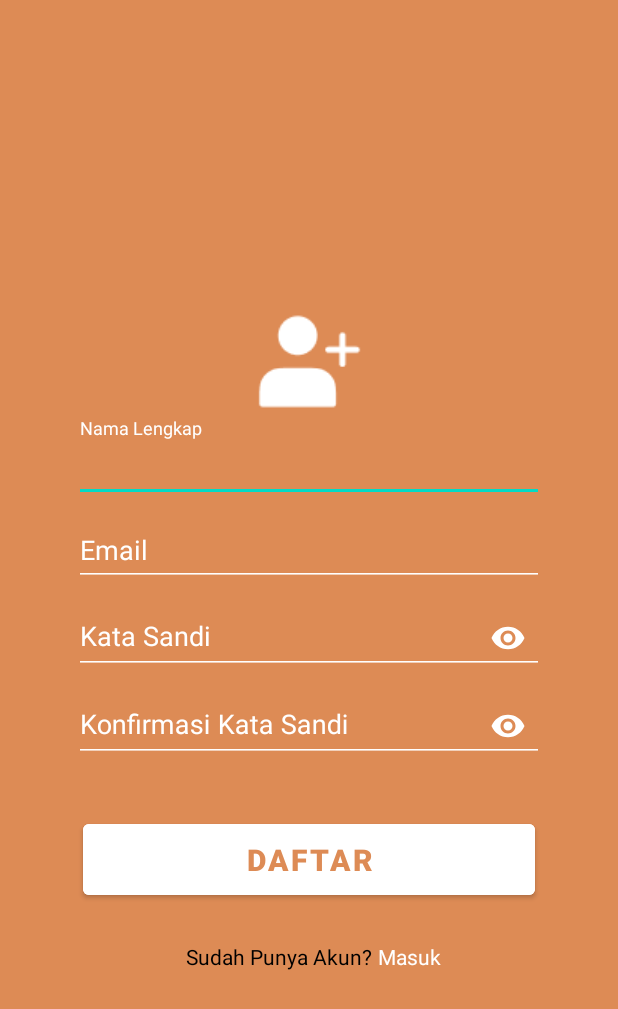
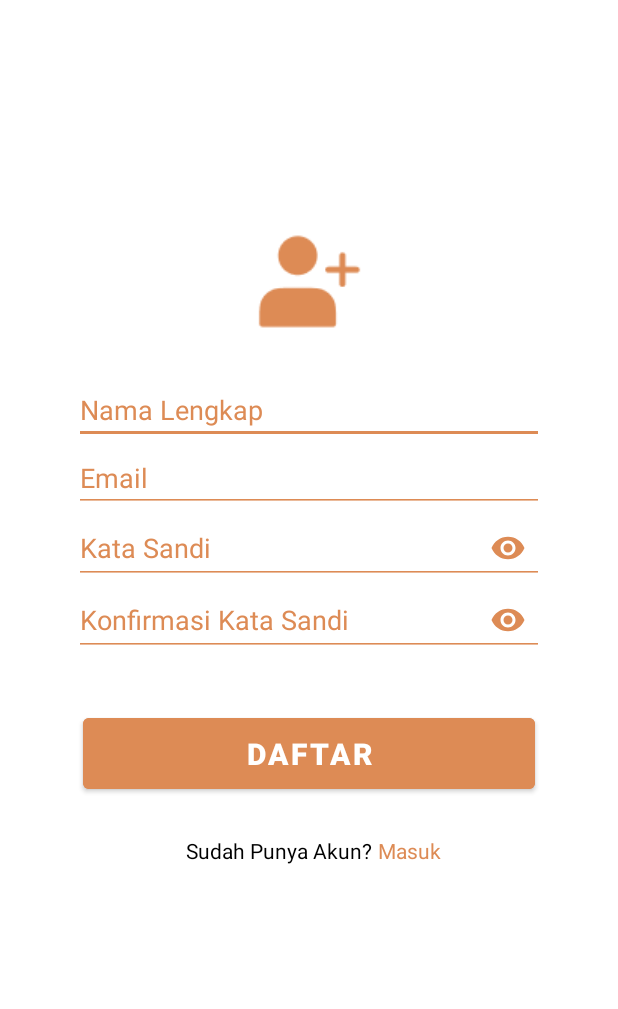
Before and after one commit to HarrisEmbuaba/B2, an Android app: the login screen opened directly, with no data from a screen before it, after a tap on "Daftar", on a phone screen of 412 x 824 dp. Shown: the top 1009 px of the screen. Run offline under Robolectric (Android 15) with nearby library versions, the phone set to English and light mode, and no system bars; 3 other taps on this screen came first.

Commit message:
Fungsi Login&Register

```diff
--- a/Mobile/app/src/main/res/layout/activity_register.xml
+++ b/Mobile/app/src/main/res/layout/activity_register.xml
@@ -4,7 +4,8 @@
     xmlns:tools="http://schemas.android.com/tools"
     android:layout_width="match_parent"
     android:layout_height="match_parent"
-    android:background="@color/coklat"
+    android:background="@color/white"
+    android:layout_gravity="center"
     tools:context=".Activity.register">
 
     <ImageView
@@ -15,7 +16,8 @@
         app:layout_constraintTop_toTopOf="parent"
         app:layout_constraintStart_toStartOf="parent"
         app:layout_constraintEnd_toEndOf="parent"
-        android:layout_marginTop="203dp"/>
+        android:backgroundTint="@color/coklat"
+        android:layout_marginTop="150dp"/>
     <com.google.android.material.textfield.TextInputLayout
         android:id="@+id/input4"
         android:layout_width="match_parent"
@@ -23,8 +25,11 @@
         app:layout_constraintTop_toBottomOf="@+id/gambar1"
         app:layout_constraintStart_toStartOf="parent"
         app:layout_constraintEnd_toEndOf="parent"
-        android:textColorHint="@color/white"
+        android:textColorHint="@color/coklat"
         app:boxBackgroundColor="@color/coklat"
+        android:layout_marginTop="25dp"
+        app:hintEnabled="false"
+        app:hintTextColor="@color/coklat"
         style="@style/textInputLayout.GrayLabel"
         >
     <EditText
@@ -33,10 +38,9 @@
         android:layout_height="wrap_content"
         android:hint="Nama Lengkap"
         android:ems="15"
-        android:layout_marginTop="25dp"
-        android:backgroundTint="@color/white"
+        android:backgroundTint="@color/coklat"
         android:inputType="text"
-        android:textColorHint="@color/white"
+        android:textColorHint="@color/coklat"
         android:layout_marginHorizontal="49dp"
         />
     </com.google.android.material.textfield.TextInputLayout>
@@ -47,8 +51,10 @@
         app:layout_constraintTop_toBottomOf="@+id/input4"
         app:layout_constraintStart_toStartOf="parent"
         app:layout_constraintEnd_toEndOf="parent"
-        android:textColorHint="@color/white"
+        android:textColorHint="@color/coklat"
         app:boxBackgroundColor="@color/coklat"
+        app:hintTextColor="@color/coklat"
+        app:hintEnabled="false"
         style="@style/textInputLayout.GrayLabel"
         >
     <EditText
@@ -57,9 +63,9 @@
         android:layout_height="wrap_content"
         android:hint="Email"
         android:ems="15"
-        android:backgroundTint="@color/white"
+        android:backgroundTint="@color/coklat"
         android:inputType="textEmailAddress"
-        android:textColorHint="@color/white"
+        android:textColorHint="@color/coklat"
         android:layout_marginHorizontal="49dp"
         />
     </com.google.android.material.textfield.TextInputLayout>
@@ -70,11 +76,13 @@
         app:layout_constraintTop_toBottomOf="@id/input3"
         app:layout_constraintStart_toStartOf="parent"
         app:layout_constraintEnd_toEndOf="parent"
-        android:textColorHint="@color/white"
+        android:textColorHint="@color/coklat"
         app:boxBackgroundColor="@color/coklat"
         style="@style/textInputLayout.GrayLabel"
         app:passwordToggleEnabled="true"
-        app:passwordToggleTint="@color/white"
+        app:passwordToggleTint="@color/coklat"
+        app:hintEnabled="false"
+        app:hintTextColor="@color/coklat"
         >
     <EditText
         android:id="@+id/puasword"
@@ -83,7 +91,8 @@
         android:hint="Kata Sandi"
         android:ems="15"
         android:inputType="textPassword"
-    android:backgroundTint="@color/white"
+        android:backgroundTint="@color/coklat"
+        android:textColorHint="@color/coklat"
         android:layout_marginHorizontal="49dp"
         />
     </com.google.android.material.textfield.TextInputLayout>
@@ -94,11 +103,12 @@
         app:layout_constraintTop_toBottomOf="@id/input1"
         app:layout_constraintStart_toStartOf="parent"
         app:layout_constraintEnd_toEndOf="parent"
-        android:textColorHint="@color/white"
         app:boxBackgroundColor="@color/coklat"
         style="@style/textInputLayout.GrayLabel"
         app:passwordToggleEnabled="true"
-        app:passwordToggleTint="@color/white">
+        app:hintEnabled="false"
+        app:hintTextColor="@color/coklat"
+        app:passwordToggleTint="@color/coklat">
     <EditText
         android:id="@+id/puasword1"
         android:layout_width="match_parent"
@@ -106,8 +116,9 @@
         android:hint="Konfirmasi Kata Sandi"
         android:ems="15"
         android:inputType="textPassword"
-        android:backgroundTint="@color/white"
+        android:backgroundTint="@color/coklat"
         android:layout_marginHorizontal="49dp"
+        android:textColorHint="@color/coklat"
         />
     </com.google.android.material.textfield.TextInputLayout>
  <Button
@@ -115,7 +126,7 @@
      android:layout_width="match_parent"
      android:layout_height="wrap_content"
      android:layout_marginHorizontal="55dp"
-     android:backgroundTint="@color/white"
+     android:backgroundTint="@color/coklat"
      app:layout_constraintTop_toBottomOf="@+id/input2"
      app:layout_constraintStart_toStartOf="parent"
      app:layout_constraintEnd_toEndOf="parent"
@@ -123,7 +134,7 @@
      android:text="DAFTAR"
      android:textSize="20dp"
      android:textStyle="bold"
-     android:textColor="@color/coklat"
+     android:textColor="@color/white"
      android:layout_marginTop="35dp"
      />
     <TextView
@@ -144,7 +155,7 @@
         android:layout_width="wrap_content"
         android:layout_height="wrap_content"
         android:text="Masuk"
-        android:textColor="@color/white"
+        android:textColor="@color/coklat"
         android:textStyle="normal"
         app:layout_constraintLeft_toRightOf="@+id/sudah"
         app:layout_constraintTop_toBottomOf="@id/reg"
--- a/Mobile/app/src/main/res/values-night/themes.xml
+++ b/Mobile/app/src/main/res/values-night/themes.xml
@@ -3,12 +3,12 @@
     <style name="Theme.PO3" parent="Theme.MaterialComponents.DayNight.NoActionBar">
         <!-- Primary brand color. -->
         <item name="colorPrimary">@color/purple_200</item>
-        <item name="colorPrimaryVariant">@color/purple_700</item>
-        <item name="colorOnPrimary">@color/black</item>
+        <item name="colorPrimaryVariant">@color/white</item>
+        <item name="colorOnPrimary">@color/coklat</item>
         <!-- Secondary brand color. -->
-        <item name="colorSecondary">@color/teal_200</item>
-        <item name="colorSecondaryVariant">@color/teal_200</item>
-        <item name="colorOnSecondary">@color/black</item>
+        <item name="colorSecondary">@color/coklat</item>
+        <item name="colorSecondaryVariant">@color/coklat</item>
+        <item name="colorOnSecondary">@color/white</item>
         <!-- Status bar color. -->
         <item name="android:statusBarColor" tools:targetApi="l">?attr/colorPrimaryVariant</item>
         <!-- Customize your theme here. -->
--- a/Mobile/app/src/main/res/values/style.xml
+++ b/Mobile/app/src/main/res/values/style.xml
@@ -8,7 +8,7 @@
     <style name="AppTheme.TextFloatLabelAppearance"
         parent="TextAppearance.Design.Hint">
         <!-- Floating label appearance here -->
-        <item name="android:textColor">@color/white</item>
-        <item name="android:backgroundTint">@color/white</item>
+        <item name="android:textColor">@color/coklat</item>
+        <item name="android:backgroundTint">@color/coklat</item>
     </style>
 </resources>
--- a/Mobile/app/src/main/res/values/themes.xml
+++ b/Mobile/app/src/main/res/values/themes.xml
@@ -2,15 +2,16 @@
     <!-- Base application theme. -->
     <style name="Theme.PO3" parent="Theme.MaterialComponents.DayNight.NoActionBar">
         <!-- Primary brand color. -->
-        <item name="colorPrimary">@color/purple_500</item>
-        <item name="colorPrimaryVariant">@color/purple_700</item>
+        <item name="colorPrimary">@color/white</item>
+        <item name="colorPrimaryVariant">@color/white</item>
         <item name="colorOnPrimary">@color/white</item>
         <!-- Secondary brand color. -->
-        <item name="colorSecondary">@color/teal_200</item>
+        <item name="colorSecondary">@color/coklat</item>
         <item name="colorSecondaryVariant">@color/teal_700</item>
-        <item name="colorOnSecondary">@color/black</item>
+        <item name="colorOnSecondary">@color/white</item>
         <!-- Status bar color. -->
         <item name="android:statusBarColor" tools:targetApi="l">?attr/colorPrimaryVariant</item>
         <!-- Customize your theme here. -->
+
     </style>
 </resources>
```
Also changed, not shown: Mobile/app/src/main/AndroidManifest.xml (+6 -3 lines), Mobile/app/src/main/java/com/example/po3/Activity/SplashScreen.java (added, +31 -0 lines), Mobile/app/src/main/res/layout/activity_splash_screen.xml (added, +22 -0 lines).
